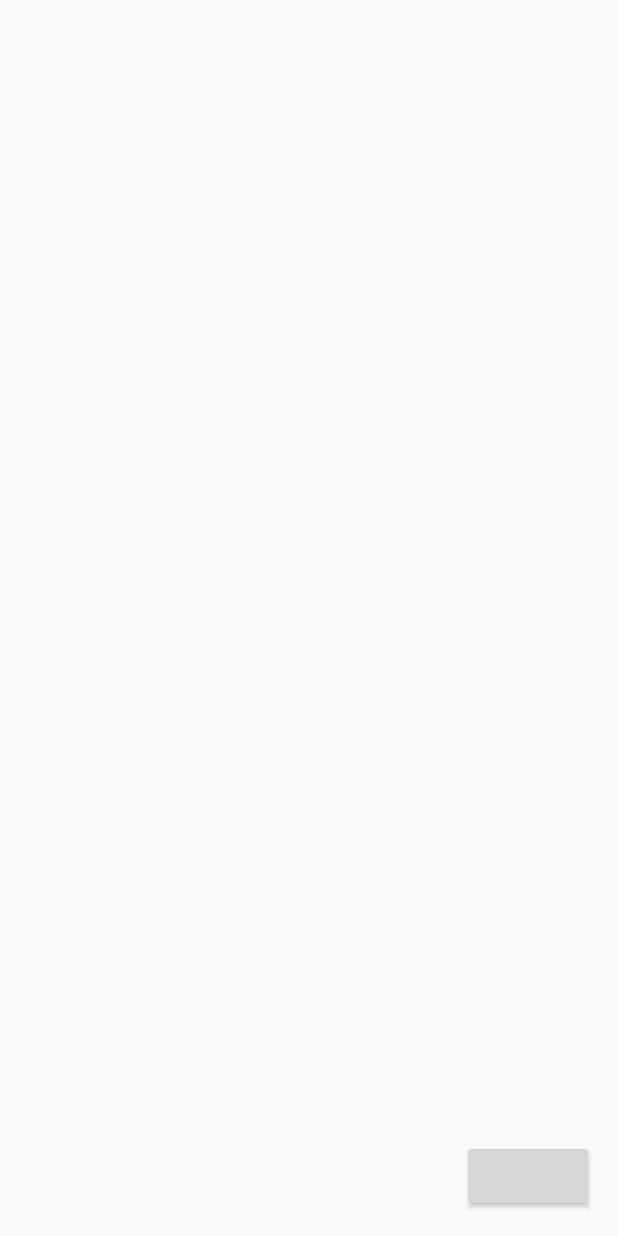
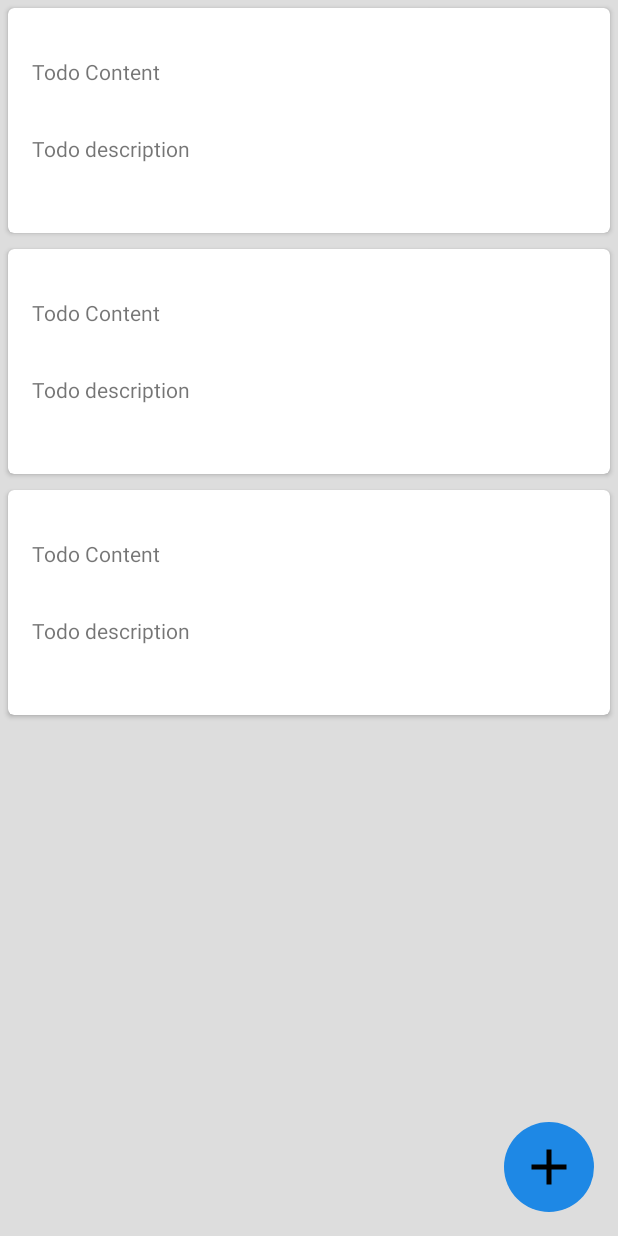
Before and after one commit to YenChingChu/JastzeonicTodoList, an Android app: the layout activity_main.xml on its own in the app's theme, with its tools: preview values and no code run, on a phone screen of 412 x 824 dp. Run offline under Robolectric (Android 15) with nearby library versions, the phone set to English and light mode, and no system bars.

Commit message:
Edit add icon in list menu. Edit TodoModel's name.

```diff
--- a/app/build.gradle
+++ b/app/build.gradle
@@ -15,9 +15,7 @@ android {
         versionCode 1
         versionName "1.0"
         testInstrumentationRunner "android.support.test.runner.AndroidJUnitRunner"
-
-
-
+        vectorDrawables.useSupportLibrary = true
     }
     buildTypes {
         release {
@@ -26,7 +24,7 @@ android {
             proguardFiles getDefaultProguardFile('proguard-android.txt'), 'proguard-rules.pro'
 
         }
-        debug{
+        debug {
             minifyEnabled false
             shrinkResources false
             proguardFiles getDefaultProguardFile('proguard-android.txt'), 'proguard-rules.pro'
@@ -45,7 +43,8 @@ dependencies {
     implementation fileTree(dir: 'libs', include: ['*.jar'])
     implementation "org.jetbrains.kotlin:kotlin-stdlib-jre7:$kotlin_version"
     implementation 'com.android.support:appcompat-v7:27.1.1'
-    implementation 'com.android.support.constraint:constraint-layout:1.0.2'
+    implementation 'com.android.support:cardview-v7:27.1.1'
+    implementation 'com.android.support.constraint:constraint-layout:1.1.0'
     implementation 'com.android.support:recyclerview-v7:27.1.1'
     implementation "android.arch.lifecycle:extensions:1.1.1"
 
--- a/app/src/main/java/jastzeonic/com/jastzeonictodolist/model/TodoModel.kt
+++ b/app/src/main/java/jastzeonic/com/jastzeonictodolist/model/TodoModel.kt
@@ -13,9 +13,9 @@ class TodoModel {
     @PrimaryKey(autoGenerate = true)
     var id: Long = 0
 
-    var todoTitle = ""
+    var todoContent = ""
 
-    var todoContent = ""
+    var todoDescription = ""
 
     var isFinished = false
 }
--- a/app/src/main/java/jastzeonic/com/jastzeonictodolist/view/TodoListAdapter.kt
+++ b/app/src/main/java/jastzeonic/com/jastzeonictodolist/view/TodoListAdapter.kt
@@ -31,8 +31,8 @@ class TodoListAdapter(private val context: Context, private val todoList: List<T
     }
 
     override fun onBindViewHolder(holder: TodoViewHolder, position: Int) {
-        holder.todoContent.text = todoList[position].todoTitle
-        holder.todoDescription.text = todoList[position].todoContent
+        holder.todoContent.text = todoList[position].todoContent
+        holder.todoDescription.text = todoList[position].todoDescription
     }
 
 
--- a/app/src/main/java/jastzeonic/com/jastzeonictodolist/view/model/ContentViewModel.kt
+++ b/app/src/main/java/jastzeonic/com/jastzeonictodolist/view/model/ContentViewModel.kt
@@ -25,8 +25,8 @@ class ContentViewModel(application: Application) : AndroidViewModel(application)
 
             if (todoModels.isNotEmpty()) {
                 val todoModel = todoModels.first()
-                content.set(todoModel.todoTitle)
-                description.set(todoModel.todoContent)
+                content.set(todoModel.todoContent)
+                description.set(todoModel.todoDescription)
             }
 
         }, {})
@@ -38,8 +38,8 @@ class ContentViewModel(application: Application) : AndroidViewModel(application)
 
         val model = TodoModel()
         if (content.get() != null && description.get() != null) {
-            model.todoTitle = content.get()!!
-            model.todoContent = description.get()!!
+            model.todoContent = content.get()!!
+            model.todoDescription = description.get()!!
         } else {
             return
         }
--- /dev/null
+++ b/app/src/main/res/drawable/bg_circle.xml
@@ -0,0 +1,21 @@
+<?xml version="1.0" encoding="utf-8"?>
+<selector xmlns:android="http://schemas.android.com/apk/res/android">
+    <item android:state_pressed="true">
+        <shape>
+            <solid android:color="#005cb2" />
+            <corners android:radius="100dp"/>
+        </shape>
+    </item> <!-- pressed -->
+    <item android:state_focused="true">
+        <shape>
+            <solid android:color="#005cb2" />
+            <corners android:radius="100dp"/>
+        </shape>
+    </item> <!-- focused -->
+    <item>
+        <shape>
+            <solid android:color="#1e88e5" />
+            <corners android:radius="100dp"/>
+        </shape>
+    </item> <!-- default -->
+</selector>
--- /dev/null
+++ b/app/src/main/res/drawable/ic_add_black.xml
@@ -0,0 +1,9 @@
+<vector xmlns:android="http://schemas.android.com/apk/res/android"
+    android:width="24dp"
+    android:height="24dp"
+    android:viewportWidth="24"
+    android:viewportHeight="24">
+  <path
+      android:pathData="M19,13h-6v6h-2v-6H5v-2h6V5h2v6h6v2z"
+      android:fillColor="#000000"/>
+</vector>
--- a/app/src/main/res/layout/activity_main.xml
+++ b/app/src/main/res/layout/activity_main.xml
@@ -4,7 +4,9 @@
     xmlns:tools="http://schemas.android.com/tools"
     android:layout_width="match_parent"
     android:layout_height="match_parent"
+    android:background="#DDD"
     tools:context=".MainActivity">
+
 
     <android.support.v7.widget.RecyclerView
         android:id="@+id/todo_list"
@@ -13,15 +15,19 @@
         app:layout_constraintBottom_toBottomOf="parent"
         app:layout_constraintEnd_toEndOf="parent"
         app:layout_constraintStart_toStartOf="parent"
-        app:layout_constraintTop_toTopOf="parent" />
+        app:layout_constraintTop_toTopOf="parent"
+        tools:listitem="@layout/layout_item_todo"/>
 
-    <Button
+    <ImageView
         android:id="@+id/add_button"
-        android:layout_width="wrap_content"
-        android:layout_height="wrap_content"
+        android:layout_width="60dp"
+        android:layout_height="60dp"
         android:layout_margin="@dimen/fab_margin"
+        android:background="@drawable/bg_circle"
+        android:padding="10dp"
         app:layout_constraintBottom_toBottomOf="parent"
         app:layout_constraintEnd_toEndOf="parent"
-        app:srcCompat="@android:drawable/ic_input_add" />
+        app:srcCompat="@drawable/ic_add_black"
+        tools:ignore="ContentDescription" />
 
 </android.support.constraint.ConstraintLayout>
--- a/app/src/main/res/layout/activity_sample_databinding.xml
+++ b/app/src/main/res/layout/activity_sample_databinding.xml
@@ -1,9 +1,7 @@
 <?xml version="1.0" encoding="utf-8"?>
 
 <layout xmlns:android="http://schemas.android.com/apk/res/android"
-    xmlns:app="http://schemas.android.com/apk/res-auto"
-    xmlns:tools="http://schemas.android.com/tools">
-
+    >
     <data>
 
         <variable
--- a/app/src/main/res/layout/layout_item_todo.xml
+++ b/app/src/main/res/layout/layout_item_todo.xml
@@ -1,10 +1,20 @@
 <?xml version="1.0" encoding="utf-8"?>
-<android.support.constraint.ConstraintLayout xmlns:android="http://schemas.android.com/apk/res/android"
+<android.support.v7.widget.CardView xmlns:android="http://schemas.android.com/apk/res/android"
     xmlns:app="http://schemas.android.com/apk/res-auto"
+    xmlns:card_view="http://schemas.android.com/apk/res-auto"
     xmlns:tools="http://schemas.android.com/tools"
+    android:id="@+id/card_view"
     android:layout_width="match_parent"
-    android:layout_height="150dp">
+    android:layout_height="wrap_content"
+    android:layout_gravity="center"
+    android:layout_margin="5dp"
+    card_view:cardCornerRadius="4dp">
 
+
+    <android.support.constraint.ConstraintLayout
+        android:layout_width="match_parent"
+        android:layout_height="150dp"
+        android:background="@drawable/bg_onclick_effect">
 
         <TextView
             android:id="@+id/todo_content"
@@ -19,7 +29,7 @@
             app:layout_constraintEnd_toEndOf="parent"
             app:layout_constraintStart_toStartOf="parent"
             app:layout_constraintTop_toTopOf="parent"
-        tools:text="test" />
+            tools:text="Todo Content" />
 
         <TextView
             android:id="@+id/todo_description"
@@ -35,5 +45,7 @@
             app:layout_constraintEnd_toEndOf="parent"
             app:layout_constraintStart_toStartOf="parent"
             app:layout_constraintTop_toBottomOf="@+id/todo_content"
-        tools:text="test" />
+            tools:text="Todo description" />
+
     </android.support.constraint.ConstraintLayout>
+</android.support.v7.widget.CardView>
```
Also changed, not shown: 1 other file. Lines whose indentation alone changed are shown as unchanged.
